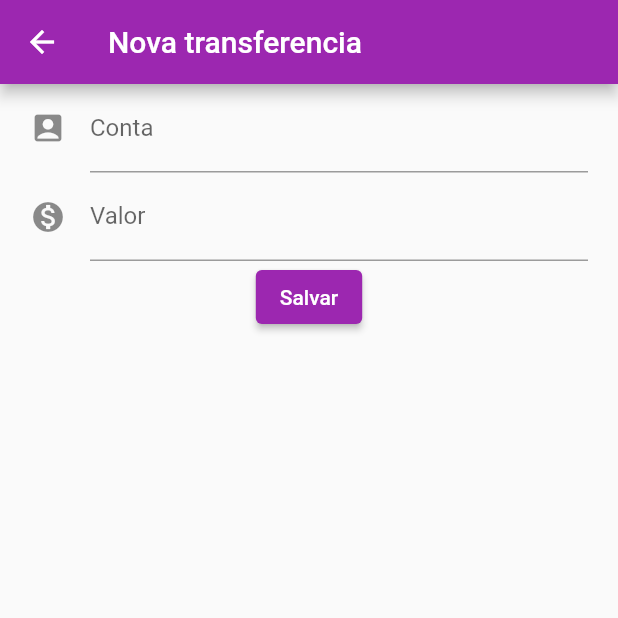
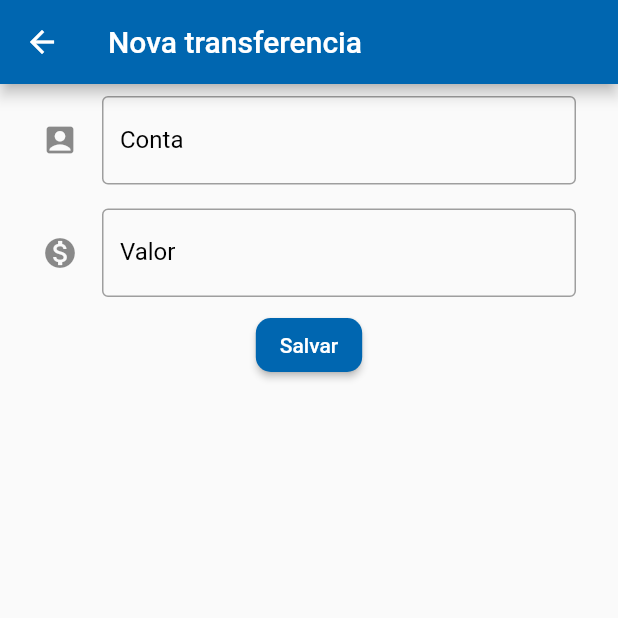
Before and after one commit to EderCosta21/Alura, a Flutter app: the screen it shows after launch, after a tap on the "add" icon, on a phone screen of 412 x 824 dp, the top half of it. Run offline on Flutter 3.47's test engine with Material 2 defaults, Android fonts, the phone set to English and light mode, and no system bars; network calls fail.

Commit message:
configurando UI

```diff
--- /dev/null
+++ b/bank/lib/core/ui/app_config_ui.dart
@@ -0,0 +1,42 @@
+import 'package:flutter/material.dart';
+
+class AppConfigUI {
+  // deixar a classe privada
+  AppConfigUI._();
+
+  static const MaterialColor _primarySwatch = MaterialColor(0XFF0066B0, {
+    50: Color(0XFF005c9e),
+    100: Color(0XFF00528d),
+    200: Color(0XFF00477b),
+    300: Color(0XFF003d6a),
+    400: Color(0XFF003358),
+    500: Color(0XFF002946),
+    600: Color(0XFF001f35),
+    700: Color(0XFF001423),
+    800: Color(0XFF000a12),
+    900: Color(0XFF000000),
+  });
+
+  static final ThemeData theme = ThemeData(
+    primarySwatch: _primarySwatch,
+    primaryColor: const Color(0XFF0066B0),
+    primaryColorLight: const Color(0XFF219FFF),
+    inputDecorationTheme: const InputDecorationTheme(
+      border: OutlineInputBorder(),
+      enabledBorder: OutlineInputBorder(
+        borderSide: BorderSide(color: Colors.grey),
+      ),
+      focusedBorder: OutlineInputBorder(
+        borderSide: BorderSide(color: Colors.grey),
+      ),
+      labelStyle: TextStyle(color: Colors.black),
+    ),
+    elevatedButtonTheme: ElevatedButtonThemeData(
+      style: ElevatedButton.styleFrom(
+        shape: RoundedRectangleBorder(
+          borderRadius: BorderRadius.circular(10),
+        ),
+      ),
+    ),
+  );
+}
--- a/bank/lib/main.dart
+++ b/bank/lib/main.dart
@@ -2,8 +2,10 @@ import 'package:bank/pages/home/widgets/listaTransferencia.dart';
 import 'package:bank/pages/novaTransferencia/newTransfer.dart';
 import 'package:flutter/material.dart';
 
+import 'core/ui/app_config_ui.dart';
+
 void main() {
-  runApp(const MyApp());
+  runApp(MyApp());
 }
 
 class MyApp extends StatelessWidget {
@@ -15,10 +17,9 @@ class MyApp extends StatelessWidget {
     return MaterialApp(
       title: '',
       debugShowCheckedModeBanner: false,
-      theme: ThemeData(
-        primarySwatch: Colors.purple,
-      ),
+      theme: AppConfigUI.theme,
       home: const MyHomePage(title: 'Transferencias'),
+      initialRoute: '/',
       routes: {
         'new': (_) => NewTransfer(),
       },
--- a/bank/lib/pages/novaTransferencia/widget/editor.dart
+++ b/bank/lib/pages/novaTransferencia/widget/editor.dart
@@ -21,7 +21,9 @@ class Editor extends StatefulWidget {
 class _EditorState extends State<Editor> {
   @override
   Widget build(BuildContext context) {
-    return TextField(
+    return Padding(
+      padding: const EdgeInsets.all(8.0),
+      child: TextField(
         controller: widget.controlador,
         style: TextStyle(
           color: Colors.black87,
@@ -33,6 +35,7 @@ class _EditorState extends State<Editor> {
           hintText: widget.labelHelper,
         ),
         keyboardType: TextInputType.number,
+      ),
     );
   }
 }
```
Lines whose indentation alone changed are shown as unchanged.
